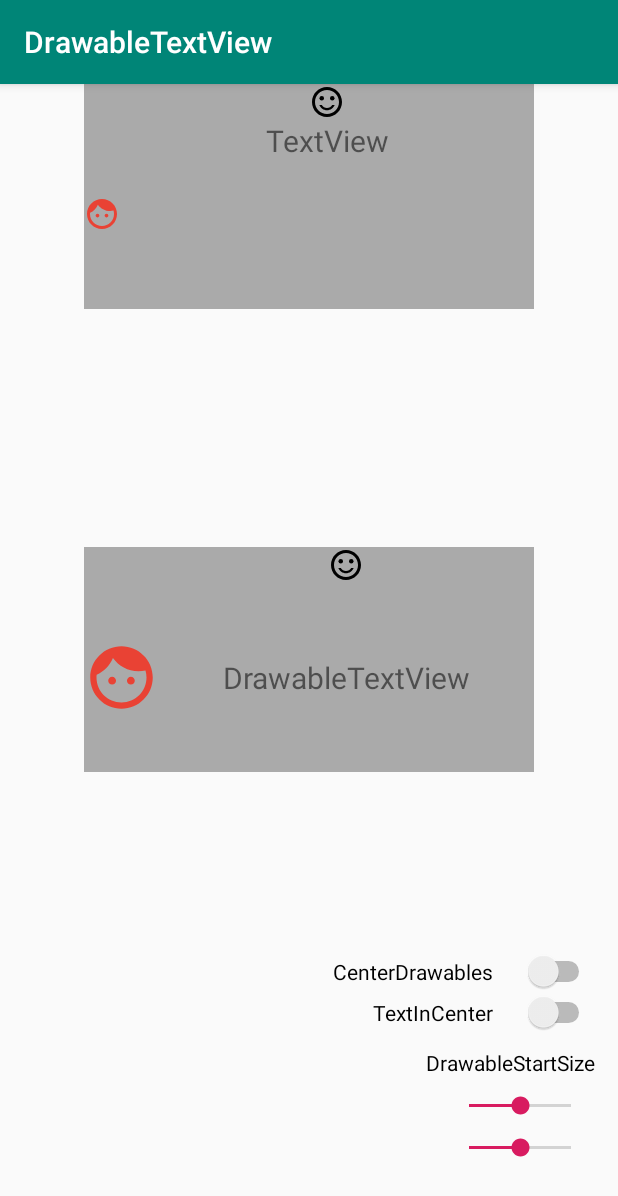
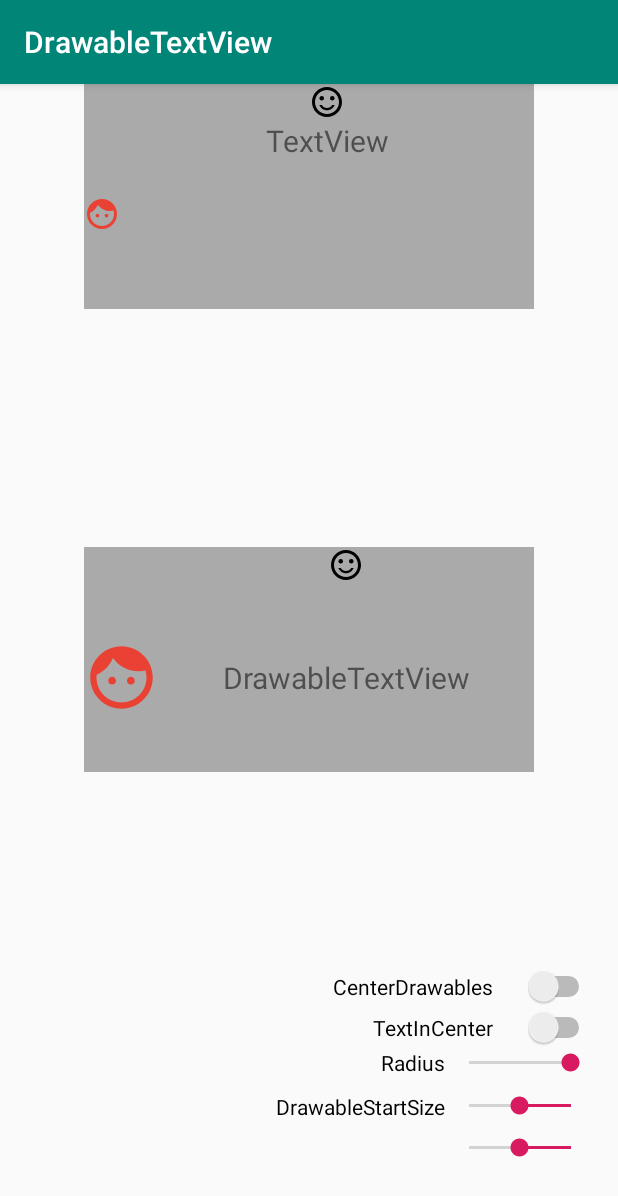
Before and after one commit to FlodCoding/DrawableTextView, an Android app: the screen it shows after launch (MainActivity), on a phone screen of 412 x 824 dp. Shown: the top 1196 px of the screen. Run offline under Robolectric (Android 15) with nearby library versions, the phone set to English and light mode, and no system bars.

Commit message:
添加属性 radius

```diff
--- a/app/src/main/java/com/flod/drawabletextview/app/MainActivity.java
+++ b/app/src/main/java/com/flod/drawabletextview/app/MainActivity.java
@@ -1,5 +1,6 @@
 package com.flod.drawabletextview.app;
 
+import android.os.Build;
 import android.os.Bundle;
 import android.widget.CompoundButton;
 import android.widget.SeekBar;
@@ -38,43 +39,35 @@ public class MainActivity extends AppCompatActivity {
             }
         });
 
+
+        SeekBar sbRadius = findViewById(R.id.sbRadius);
+        sbRadius.setOnSeekBarChangeListener(new EmptyOnSeekBarChangeListener() {
+            @Override
+            public void onProgressChanged(SeekBar seekBar, int progress, boolean fromUser) {
+                if (Build.VERSION.SDK_INT >= Build.VERSION_CODES.LOLLIPOP) {
+                    dtv.setRadius(progress);
+                }
+            }
+
+        });
+
         SeekBar sbWidth = findViewById(R.id.sbWidth);
-        sbWidth.setOnSeekBarChangeListener(new SeekBar.OnSeekBarChangeListener() {
+        sbWidth.setOnSeekBarChangeListener(new EmptyOnSeekBarChangeListener() {
             @Override
             public void onProgressChanged(SeekBar seekBar, int i, boolean b) {
 
                 dtv.setDrawableStart(dtv.getDrawables()[0], i, px2dp(dtv.getDrawables()[0].getBounds().height()));
             }
-
-            @Override
-            public void onStartTrackingTouch(SeekBar seekBar) {
-
-            }
-
-            @Override
-            public void onStopTrackingTouch(SeekBar seekBar) {
-
-            }
         });
 
 
         SeekBar sbHeight = findViewById(R.id.sbHeight);
-        sbHeight.setOnSeekBarChangeListener(new SeekBar.OnSeekBarChangeListener() {
+        sbHeight.setOnSeekBarChangeListener(new EmptyOnSeekBarChangeListener() {
             @Override
             public void onProgressChanged(SeekBar seekBar, int i, boolean b) {
-
                 dtv.setDrawableStart(dtv.getDrawables()[0], px2dp(dtv.getDrawables()[0].getBounds().width()), i);
             }
 
-            @Override
-            public void onStartTrackingTouch(SeekBar seekBar) {
-
-            }
-
-            @Override
-            public void onStopTrackingTouch(SeekBar seekBar) {
-
-            }
         });
 
     }
@@ -84,4 +77,23 @@ public class MainActivity extends AppCompatActivity {
         return (int) (px / scale + 0.5f);
     }
 
+
+    static class EmptyOnSeekBarChangeListener implements SeekBar.OnSeekBarChangeListener {
+
+        @Override
+        public void onProgressChanged(SeekBar seekBar, int progress, boolean fromUser) {
+
+        }
+
+        @Override
+        public void onStartTrackingTouch(SeekBar seekBar) {
+
+        }
+
+        @Override
+        public void onStopTrackingTouch(SeekBar seekBar) {
+
+        }
+    }
+
 }
--- a/app/src/main/res/layout/activity_main.xml
+++ b/app/src/main/res/layout/activity_main.xml
@@ -32,6 +32,7 @@
         android:textSize="20sp"
         app:drawableStartHeight="50dp"
         app:drawableStartWidth="50dp"
+        app:radius="0dp"
         app:enableCenterDrawables="false"
         app:enableTextInCenter="false" />
 
@@ -60,6 +61,35 @@
             android:switchPadding="20dp"
             android:text="TextInCenter" />
 
+        <LinearLayout
+            android:layout_width="wrap_content"
+            android:layout_height="wrap_content"
+            android:gravity="center_vertical"
+            android:orientation="horizontal">
+
+            <TextView
+                android:layout_width="wrap_content"
+                android:layout_height="wrap_content"
+                android:text="Radius"
+                android:textColor="@android:color/black" />
+
+            <SeekBar
+                android:id="@+id/sbRadius"
+                android:layout_width="100dp"
+                android:layout_height="wrap_content"
+                android:layoutDirection="rtl"
+                android:max="100"
+                android:progress="0" />
+
+
+        </LinearLayout>
+
+
+        <LinearLayout
+            android:layout_width="wrap_content"
+            android:layout_height="wrap_content"
+            android:orientation="horizontal">
+
 
             <TextView
                 android:layout_width="wrap_content"
@@ -68,22 +98,35 @@
                 android:text="DrawableStartSize"
                 android:textColor="@android:color/black" />
 
+
+            <LinearLayout
+                android:layout_width="wrap_content"
+                android:layout_height="wrap_content"
+                android:orientation="vertical">
+
                 <SeekBar
                     android:id="@+id/sbWidth"
                     android:layout_width="100dp"
                     android:layout_height="wrap_content"
                     android:layout_marginTop="10dp"
-            android:progress="50"
-            android:max="100" />
+                    android:layoutDirection="rtl"
+                    android:max="100"
+                    android:progress="50" />
 
                 <SeekBar
                     android:id="@+id/sbHeight"
                     android:layout_width="100dp"
                     android:layout_height="wrap_content"
                     android:layout_gravity="end"
-            android:progress="50"
                     android:layout_marginTop="10dp"
-            android:max="100" />
+                    android:layoutDirection="rtl"
+                    android:max="100"
+                    android:progress="50" />
+
+            </LinearLayout>
+
+
+        </LinearLayout>
 
 
     </LinearLayout>
--- a/drawabletextview/src/main/java/com/flod/drawabletextview/DrawableTextView.java
+++ b/drawabletextview/src/main/java/com/flod/drawabletextview/DrawableTextView.java
@@ -3,16 +3,21 @@ package com.flod.drawabletextview;
 import android.content.Context;
 import android.content.res.TypedArray;
 import android.graphics.Canvas;
+import android.graphics.Outline;
 import android.graphics.Rect;
 import android.graphics.drawable.Drawable;
+import android.os.Build;
 import android.text.TextUtils;
 import android.util.AttributeSet;
 import android.view.Gravity;
+import android.view.View;
+import android.view.ViewOutlineProvider;
 
 import androidx.annotation.Dimension;
 import androidx.annotation.IntDef;
 import androidx.annotation.Nullable;
 import androidx.annotation.Px;
+import androidx.annotation.RequiresApi;
 import androidx.appcompat.widget.AppCompatTextView;
 
 import java.lang.annotation.Retention;
@@ -20,12 +25,16 @@ import java.lang.annotation.RetentionPolicy;
 import java.util.Arrays;
 
 /**
- * SimpleDes:
  * Creator: Flood
- * Date: 2019-06-13
- * UseDes:
+ * CreateDate: 2019-06-13
+ * Update: 2020-09-06
+ * Desc:
+ * 1、继承{@link AppCompatTextView}
+ * 2、可用于单独修改Drawable的宽度和高度
+ * 3、文字在中心显示
+ * 4、设置圆角（需要SDK_INT > 21）
  */
-@SuppressWarnings({"UnusedReturnValue", "unused", "SameParameterValue"})
+@SuppressWarnings({"UnusedReturnValue", "unused", "SameParameterValue", "RedundantSuppression"})
 public class DrawableTextView extends AppCompatTextView {
 
     @IntDef({POSITION.START, POSITION.TOP, POSITION.END, POSITION.BOTTOM})
@@ -39,16 +48,17 @@ public class DrawableTextView extends AppCompatTextView {
 
     private Drawable[] mDrawables = new Drawable[]{null, null, null, null};
     private Rect[] mDrawablesBounds = new Rect[4];
+    private float mTextWidth;
+    private float mTextHeight;
+    private boolean firstLayout;
     private int canvasTransX = 0, canvasTransY = 0;
 
-    private float mTextWidth;
-    private float mTextHeight;
-
-    private boolean firstLayout;
     private boolean isCenterHorizontal;         //Gravity是否水平居中
     private boolean isCenterVertical;           //Gravity是否垂直居中
     private boolean enableCenterDrawables;      //drawable跟随文本居中
     private boolean enableTextInCenter;         //默认情况下文字与图片共同居中，开启后文字在最中间，图片紧挨
+    private int radius;                         //四边圆角
+
 
     public DrawableTextView(Context context) {
         super(context);
@@ -68,30 +78,40 @@ public class DrawableTextView extends AppCompatTextView {
     private void init(Context context, AttributeSet attrs) {
         Drawable[] drawables = getCompoundDrawablesRelative();
         TypedArray array = context.obtainStyledAttributes(attrs, R.styleable.DrawableTextView);
-        enableCenterDrawables = array.getBoolean(R.styleable.DrawableTextView_enableCenterDrawables, true);
+        enableCenterDrawables = array.getBoolean(R.styleable.DrawableTextView_enableCenterDrawables, false);
         enableTextInCenter = array.getBoolean(R.styleable.DrawableTextView_enableTextInCenter, false);
+
+        radius = array.getDimensionPixelSize(R.styleable.DrawableTextView_radius, 0);
+
+        if (Build.VERSION.SDK_INT >= Build.VERSION_CODES.LOLLIPOP) {
+            if (radius > 0) {
+                setClipToOutline(true);
+                setOutlineProvider(new RadiusViewOutlineProvider());
+            }
+        }
+
         if (drawables[POSITION.START] != null) {
             Rect startBounds = drawables[POSITION.START].getBounds();
-            startBounds.right = (int) array.getDimension(R.styleable.DrawableTextView_drawableStartWidth, drawables[POSITION.START].getIntrinsicWidth());
-            startBounds.bottom = (int) array.getDimension(R.styleable.DrawableTextView_drawableStartHeight, drawables[POSITION.START].getIntrinsicHeight());
+            startBounds.right = array.getDimensionPixelSize(R.styleable.DrawableTextView_drawableStartWidth, drawables[POSITION.START].getIntrinsicWidth());
+            startBounds.bottom = array.getDimensionPixelSize(R.styleable.DrawableTextView_drawableStartHeight, drawables[POSITION.START].getIntrinsicHeight());
         }
 
         if (drawables[POSITION.TOP] != null) {
             Rect topBounds = drawables[POSITION.TOP].getBounds();
-            topBounds.right = (int) array.getDimension(R.styleable.DrawableTextView_drawableTopWidth, drawables[POSITION.TOP].getIntrinsicWidth());
-            topBounds.bottom = (int) array.getDimension(R.styleable.DrawableTextView_drawableTopHeight, drawables[POSITION.TOP].getIntrinsicHeight());
+            topBounds.right = array.getDimensionPixelSize(R.styleable.DrawableTextView_drawableTopWidth, drawables[POSITION.TOP].getIntrinsicWidth());
+            topBounds.bottom = array.getDimensionPixelSize(R.styleable.DrawableTextView_drawableTopHeight, drawables[POSITION.TOP].getIntrinsicHeight());
         }
 
         if (drawables[POSITION.END] != null) {
             Rect endBounds = drawables[POSITION.END].getBounds();
-            endBounds.right = (int) array.getDimension(R.styleable.DrawableTextView_drawableEndWidth, drawables[POSITION.END].getIntrinsicWidth());
-            endBounds.bottom = (int) array.getDimension(R.styleable.DrawableTextView_drawableEndHeight, drawables[POSITION.END].getIntrinsicHeight());
+            endBounds.right = array.getDimensionPixelSize(R.styleable.DrawableTextView_drawableEndWidth, drawables[POSITION.END].getIntrinsicWidth());
+            endBounds.bottom = array.getDimensionPixelSize(R.styleable.DrawableTextView_drawableEndHeight, drawables[POSITION.END].getIntrinsicHeight());
         }
 
         if (drawables[POSITION.BOTTOM] != null) {
             Rect bottomBounds = drawables[POSITION.BOTTOM].getBounds();
-            bottomBounds.right = (int) array.getDimension(R.styleable.DrawableTextView_drawableBottomWidth, drawables[POSITION.BOTTOM].getIntrinsicWidth());
-            bottomBounds.bottom = (int) array.getDimension(R.styleable.DrawableTextView_drawableBottomHeight, drawables[POSITION.BOTTOM].getIntrinsicHeight());
+            bottomBounds.right = array.getDimensionPixelSize(R.styleable.DrawableTextView_drawableBottomWidth, drawables[POSITION.BOTTOM].getIntrinsicWidth());
+            bottomBounds.bottom = array.getDimensionPixelSize(R.styleable.DrawableTextView_drawableBottomHeight, drawables[POSITION.BOTTOM].getIntrinsicHeight());
         }
         array.recycle();
         setCompoundDrawables(drawables[POSITION.START], drawables[POSITION.TOP], drawables[POSITION.END], drawables[POSITION.BOTTOM]);
@@ -443,4 +463,40 @@ public class DrawableTextView extends AppCompatTextView {
     }
 
 
+    /**
+     * 设置圆角，单位是PX
+     */
+    @RequiresApi(api = Build.VERSION_CODES.LOLLIPOP)
+    public DrawableTextView setRadius(@Px int px) {
+        this.radius = px;
+        if (!(getOutlineProvider() instanceof RadiusViewOutlineProvider)) {
+            setOutlineProvider(new RadiusViewOutlineProvider());
+            setClipToOutline(true);
+        } else
+            invalidateOutline();
+        return this;
+    }
+
+    @RequiresApi(api = Build.VERSION_CODES.LOLLIPOP)
+    public DrawableTextView setRadiusDP(@Dimension(unit = Dimension.DP) int dp) {
+        return setRadius(dp2px(dp));
+    }
+
+    /**
+     * 获取圆角大小，单位是PX
+     */
+    public int getRadius() {
+        return radius;
+    }
+
+
+    @RequiresApi(api = Build.VERSION_CODES.LOLLIPOP)
+    class RadiusViewOutlineProvider extends ViewOutlineProvider {
+        @Override
+        public void getOutline(View view, Outline outline) {
+            outline.setRoundRect(0, 0, getWidth(), getHeight(), radius);
+        }
+    }
+
+
 }
--- a/drawabletextview/src/main/res/values/attrs.xml
+++ b/drawabletextview/src/main/res/values/attrs.xml
@@ -1,6 +1,8 @@
 <?xml version="1.0" encoding="utf-8"?>
 <resources>
     <declare-styleable name="DrawableTextView">
+
+        <attr name="radius" format="dimension" />
         <attr name="enableCenterDrawables" format="boolean" />
         <attr name="enableTextInCenter" format="boolean" />
         <attr name="drawableStartWidth" format="dimension" />
```
Also changed, not shown: drawabletextview/build.gradle (+5 -5 lines), 5 other files. Lines whose indentation alone changed are shown as unchanged.
